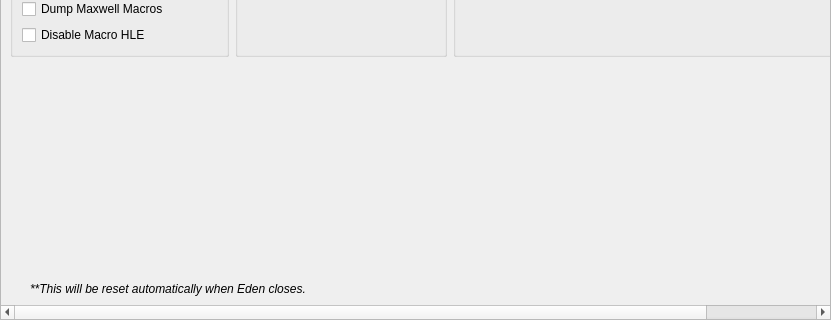
ddddng/Lichii, file src/yuzu/configuration/configure_debug.ui: the form before one commit; both pictures show x 0 to 831 and y 440 to 760 of the 831 by 760 pixel window.
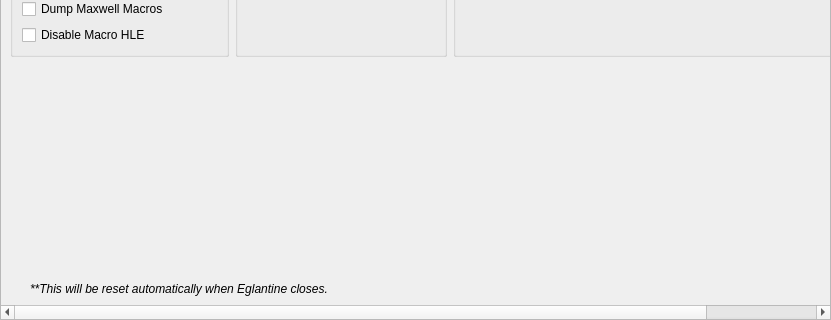
The form after the commit.

```diff
--- a/src/yuzu/configuration/configure_debug.ui
+++ b/src/yuzu/configuration/configure_debug.ui
@@ -784,7 +784,7 @@
        </font>
       </property>
       <property name="text">
-       <string>**This will be reset automatically when Eden closes.</string>
+    <string>**This will be reset automatically when Eglantine closes.</string>
       </property>
       <property name="indent">
        <number>20</number>
```
